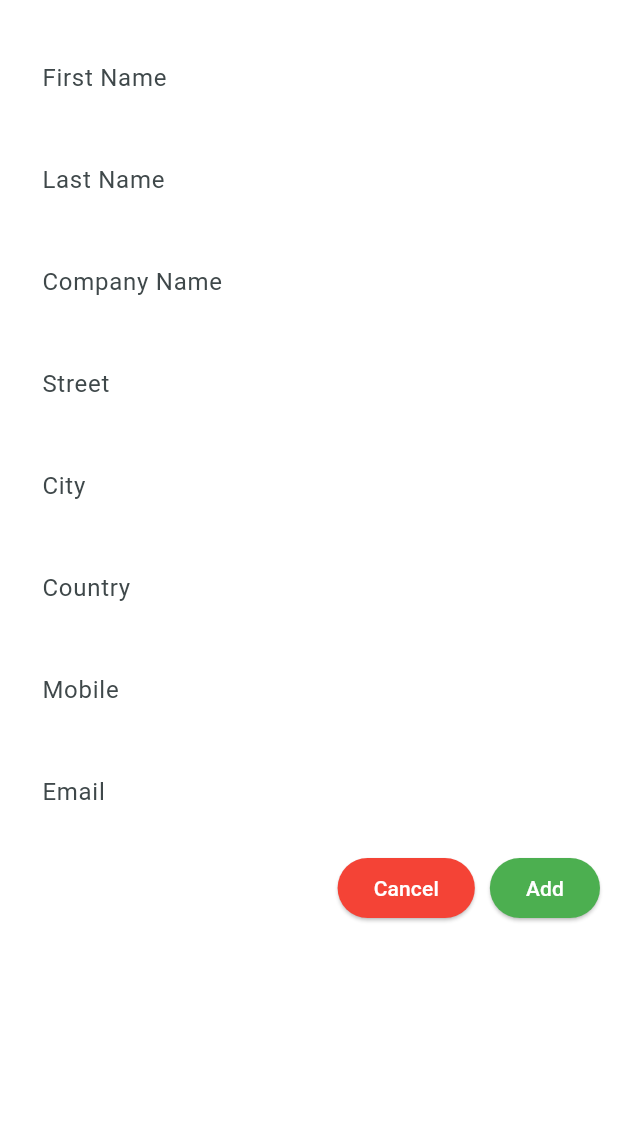
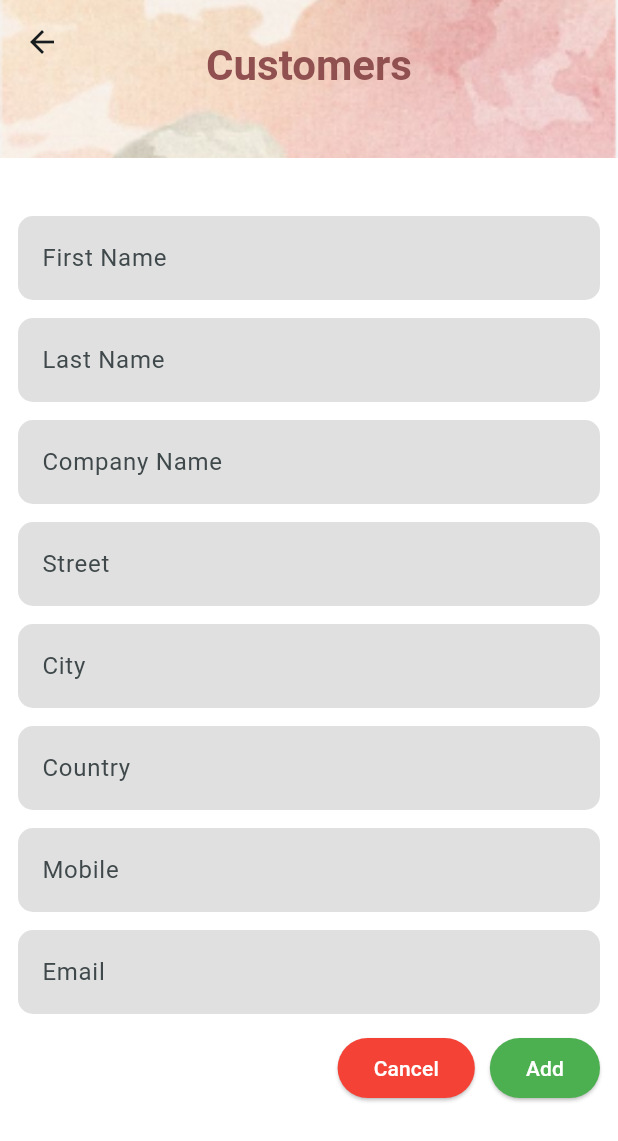
Before and after one commit to hanan-hr2006354/8-arwa-hanan-hanan-rain, a Flutter app: the CustomerEditor screen opened directly with empty values, on a phone screen of 412 x 824 dp. Shown: the top 1141 px of the screen. Run offline on Flutter 3.47's test engine with Material 3 defaults, Android fonts, the phone set to English and light mode, and no system bars; our stand-ins replace flutter_riverpod, go_router; accounts and stored records are empty.

Commit message:
Hanan work added

```diff
--- a/YalaPay/lib/screens/customer_editor_screen.dart
+++ b/YalaPay/lib/screens/customer_editor_screen.dart
@@ -51,7 +51,43 @@ class _CustomerEditorState extends ConsumerState<CustomerEditor> {
     ];
 
     return Scaffold(
-      backgroundColor: const Color.fromARGB(0, 252, 252, 252),
+      backgroundColor: Colors.white,
+      appBar: PreferredSize(
+        preferredSize: const Size.fromHeight(120),
+        child: Stack(
+          children: [
+            Container(
+              height: 105,
+              decoration: const BoxDecoration(
+                image: DecorationImage(
+                  image: AssetImage('assets/images/background.PNG'),
+                  fit: BoxFit.cover,
+                ),
+              ),
+            ),
+            AppBar(
+              backgroundColor: Colors.transparent,
+              elevation: 0,
+              centerTitle: true,
+              title: Column(
+                mainAxisAlignment: MainAxisAlignment.center,
+                children: [
+                  const SizedBox(height: 40),
+                  const Text(
+                    'Customers',
+                    style: TextStyle(
+                      fontSize: 28,
+                      fontWeight: FontWeight.bold,
+                      color: Color(0xFF915050),
+                    ),
+                  ),
+                  const SizedBox(height: 8),
+                ],
+              ),
+            ),
+          ],
+        ),
+      ),
       body: Padding(
         padding: const EdgeInsets.all(12.0),
         child: SingleChildScrollView(
@@ -70,7 +106,8 @@ class _CustomerEditorState extends ConsumerState<CustomerEditor> {
                         TextField(
                           controller: item['controller'],
                           decoration: InputDecoration(
-                            fillColor: const Color.fromARGB(0, 147, 147, 149),
+                            fillColor:
+                                Colors.grey[300], // Change to bright grey
                             filled: true,
                             labelText: item['label'],
                             enabledBorder: OutlineInputBorder(
--- a/YalaPay/lib/screens/customers_screen.dart
+++ b/YalaPay/lib/screens/customers_screen.dart
@@ -31,7 +31,7 @@ class _CustomersScreenState extends ConsumerState<CustomersScreen> {
     return Scaffold(
       backgroundColor: Colors.white,
       appBar: PreferredSize(
-        preferredSize: const Size.fromHeight(120), // Adjusted height
+        preferredSize: const Size.fromHeight(120),
         child: Stack(
           children: [
             Container(
@@ -50,6 +50,7 @@ class _CustomersScreenState extends ConsumerState<CustomersScreen> {
               title: Column(
                 mainAxisAlignment: MainAxisAlignment.center,
                 children: [
+                  const SizedBox(height: 40),
                   const Text(
                     'Customers',
                     style: TextStyle(
@@ -78,12 +79,12 @@ class _CustomersScreenState extends ConsumerState<CustomersScreen> {
                   child: TextField(
                     decoration: InputDecoration(
                       prefixIcon: const Icon(Icons.search),
-                      fillColor: Color(0xFF915050),
+                      fillColor: Colors.brown[50],
                       filled: true,
                       hintText: 'Search...',
                       enabledBorder: OutlineInputBorder(
                         borderSide: const BorderSide(
-                          color: Color(0xFF915050),
+                          color: Color.fromARGB(255, 234, 232, 230),
                         ),
                         borderRadius: BorderRadius.circular(10),
                       ),
--- a/YalaPay/lib/widgets/add_customer.dart
+++ b/YalaPay/lib/widgets/add_customer.dart
@@ -10,7 +10,7 @@ class AddCustomer extends StatelessWidget {
   Widget build(BuildContext context) {
     return ElevatedButton(
       style: ElevatedButton.styleFrom(
-        backgroundColor: Colors.green,
+        backgroundColor: const Color.fromARGB(255, 41, 42, 36),
         foregroundColor: Colors.white,
         fixedSize: const Size(130, 47),
         textStyle: const TextStyle(fontSize: 14),
--- a/YalaPay/lib/widgets/customer_card.dart
+++ b/YalaPay/lib/widgets/customer_card.dart
@@ -16,6 +16,7 @@ class CustomerCard extends StatelessWidget {
   @override
   Widget build(BuildContext context) {
     return Card(
+      color: const Color.fromARGB(255, 245, 238, 226),
       child: Padding(
         padding: const EdgeInsets.all(8.0),
         child: Column(
@@ -27,7 +28,8 @@ class CustomerCard extends StatelessWidget {
                 Text(
                   overflow: TextOverflow.ellipsis,
                   '${customer.contactDetails.firstName} ${customer.contactDetails.lastName}',
-                  style: const TextStyle(color: Colors.green, fontSize: 12),
+                  style: const TextStyle(
+                      color: Color.fromARGB(255, 78, 53, 33), fontSize: 20),
                 ),
                 Row(
                   children: [
```
